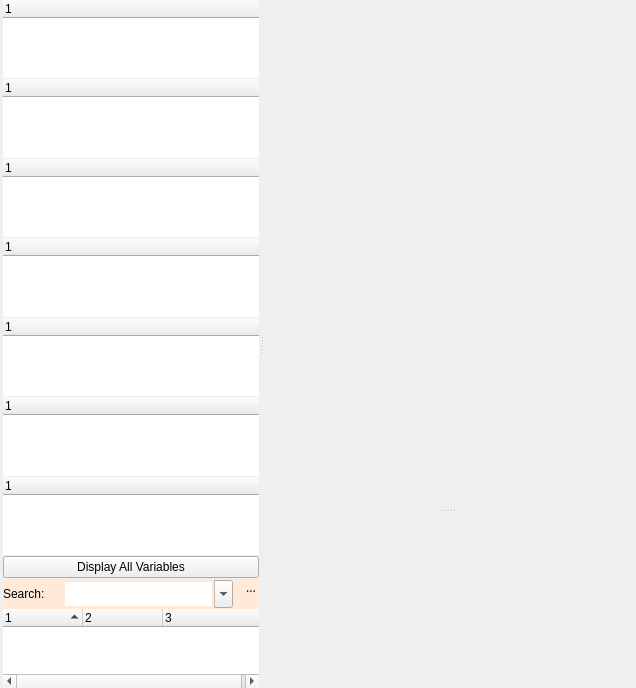
First picture: the form in src/ui/trigger_editor.ui, repository Mudlet/Mudlet, before the edit.
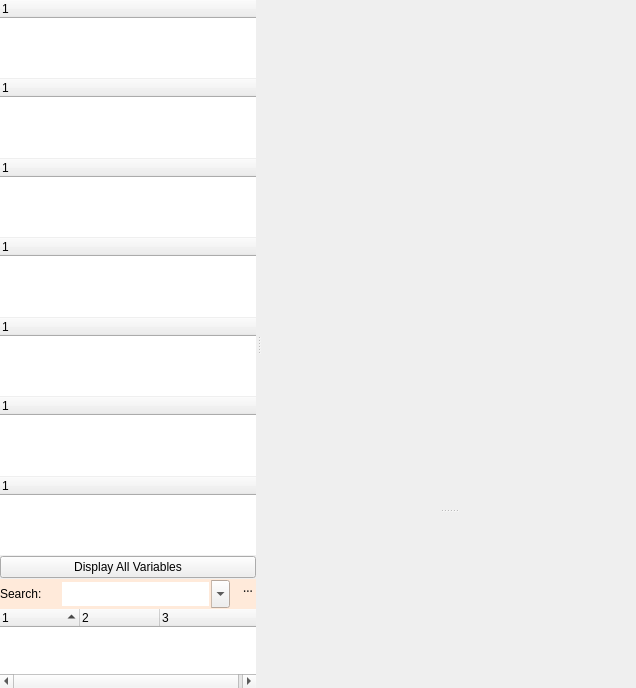
Second picture: the form after the edit. Icons and pictures are not drawn. Custom widgets are drawn as their Qt base class.

Commit message:
Tidy: Further tidy of trigger_editor form
This commit removes several nested QWidgets that add nothing to the overall
designed but were probably an artifcate of the evolution of this form.

As this change will create a massive (and "noisy") difference to the file
it has been done separately so that the previous commit changes do not
get "lost" amongst the effects of this one.

```diff
--- a/src/ui/trigger_editor.ui
+++ b/src/ui/trigger_editor.ui
@@ -43,78 +43,6 @@
      <number>0</number>
     </property>
     <item>
-     <widget class="QWidget" name="widget" native="true">
-      <property name="sizePolicy">
-       <sizepolicy hsizetype="Expanding" vsizetype="Expanding">
-        <horstretch>0</horstretch>
-        <verstretch>0</verstretch>
-       </sizepolicy>
-      </property>
-      <layout class="QGridLayout" name="gridLayout_2">
-       <property name="leftMargin">
-        <number>0</number>
-       </property>
-       <property name="topMargin">
-        <number>0</number>
-       </property>
-       <property name="rightMargin">
-        <number>0</number>
-       </property>
-       <property name="bottomMargin">
-        <number>0</number>
-       </property>
-       <property name="spacing">
-        <number>0</number>
-       </property>
-       <item row="0" column="0">
-        <widget class="QWidget" name="widget_2" native="true">
-         <property name="sizePolicy">
-          <sizepolicy hsizetype="Expanding" vsizetype="Expanding">
-           <horstretch>0</horstretch>
-           <verstretch>0</verstretch>
-          </sizepolicy>
-         </property>
-         <layout class="QVBoxLayout" name="verticalLayout_2">
-          <property name="spacing">
-           <number>0</number>
-          </property>
-          <property name="leftMargin">
-           <number>3</number>
-          </property>
-          <property name="topMargin">
-           <number>0</number>
-          </property>
-          <property name="rightMargin">
-           <number>3</number>
-          </property>
-          <property name="bottomMargin">
-           <number>0</number>
-          </property>
-          <item>
-           <widget class="QWidget" name="widget_3" native="true">
-            <property name="sizePolicy">
-             <sizepolicy hsizetype="Expanding" vsizetype="Expanding">
-              <horstretch>0</horstretch>
-              <verstretch>0</verstretch>
-             </sizepolicy>
-            </property>
-            <layout class="QVBoxLayout" name="verticalLayout_8">
-             <property name="spacing">
-              <number>0</number>
-             </property>
-             <property name="leftMargin">
-              <number>0</number>
-             </property>
-             <property name="topMargin">
-              <number>0</number>
-             </property>
-             <property name="rightMargin">
-              <number>0</number>
-             </property>
-             <property name="bottomMargin">
-              <number>0</number>
-             </property>
-             <item>
               <widget class="QSplitter" name="splitter_main">
                <property name="sizePolicy">
                 <sizepolicy hsizetype="Expanding" vsizetype="Expanding">
@@ -1127,15 +1055,6 @@
                  </item>
                 </layout>
                </widget>
-              </widget>
-             </item>
-            </layout>
-           </widget>
-          </item>
-         </layout>
-        </widget>
-       </item>
-      </layout>
      </widget>
     </item>
    </layout>
```
Lines whose indentation alone changed are shown as unchanged.
